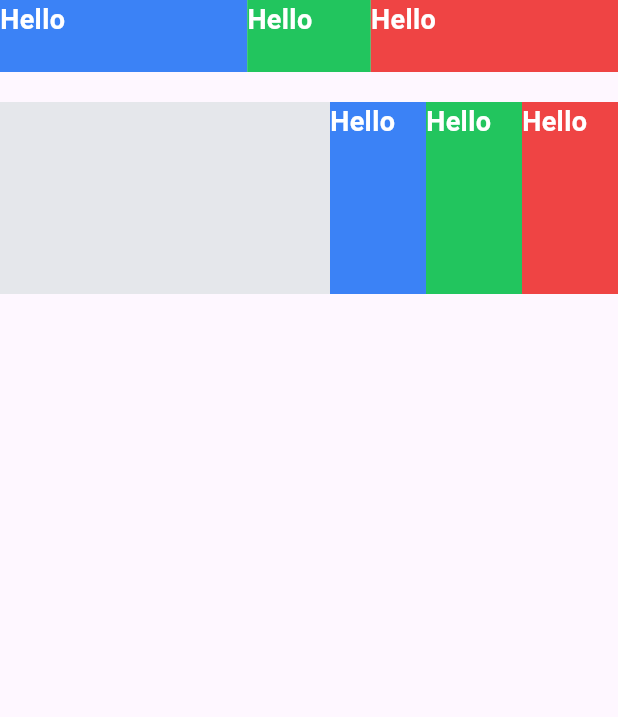
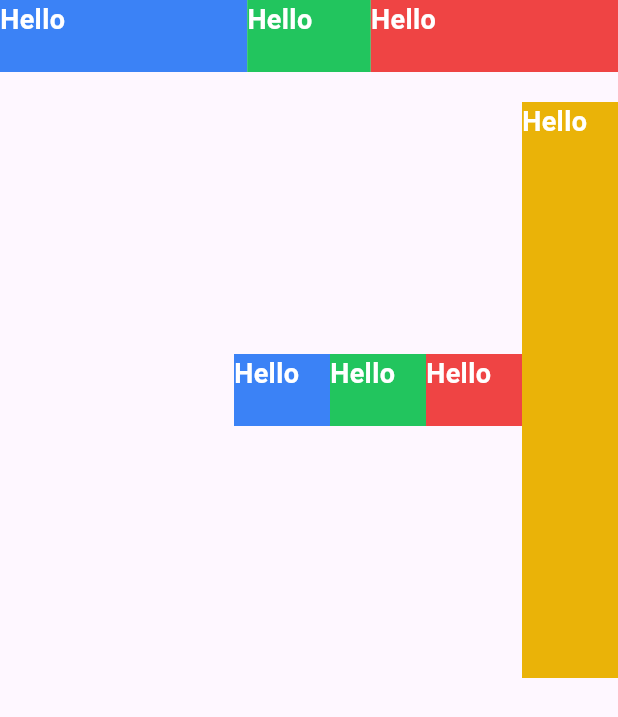
Before and after one commit to MRGRAVITY817/flutterwind, a Flutter app: the screen it shows after launch, on a phone screen of 412 x 824 dp. Shown: the top 717 px of the screen. Run offline on Flutter 3.47's test engine with Material 3 defaults, Android fonts, the phone set to English and light mode, and no system bars.

Commit message:
feat(flexbox_grid): add align self parser

```diff
--- a/example/lib/main.dart
+++ b/example/lib/main.dart
@@ -60,10 +60,8 @@ class MyHomePage extends StatelessWidget {
               ),
             ),
             SizedBox(height: 20),
-            FwContainer(
-              style: "w-full h-32 bg-gray-200",
-              child: FwFlex(
-                style: "flex-row justify-end items-stretch",
+            FwFlex(
+              style: "flex-row h-96 justify-end items-center",
               children: [
                 FwContainer(
                   style: "w-16 h-12 bg-blue-500",
@@ -86,8 +84,14 @@ class MyHomePage extends StatelessWidget {
                     text: "Hello",
                   ),
                 ),
+                FwContainer(
+                  style: "w-16 h-12 bg-yellow-500 self-stretch",
+                  child: FwText(
+                    style: "text-lg text-white font-bold",
+                    text: "Hello",
+                  ),
+                ),
               ],
-              ),
             ),
           ],
         ),
--- a/lib/src/parse_style/parse_style.dart
+++ b/lib/src/parse_style/parse_style.dart
@@ -1,5 +1,6 @@
 import 'package:flutter/widgets.dart';
 import 'package:flutterwind/src/parse_style/flexbox_grid/parse_align_items.dart';
+import 'package:flutterwind/src/parse_style/flexbox_grid/parse_align_self.dart';
 import 'package:flutterwind/src/parse_style/flexbox_grid/parse_flex.dart';
 import 'package:flutterwind/src/parse_style/flexbox_grid/parse_flex_direction.dart';
 import 'package:flutterwind/src/parse_style/flexbox_grid/parse_justify_content.dart';
@@ -64,6 +65,7 @@ Map<String, dynamic> parseStyle(String style, Size size) {
     ...parseFlexDirection(classes),
     ...parseJustifyContent(classes),
     ...parseAlignItems(classes),
+    ...parseAlignSelf(classes),
     // Typography
     ...parseFontSize(classes),
     ...parseFontWeight(classes),
--- a/lib/src/widgets/fw_container.dart
+++ b/lib/src/widgets/fw_container.dart
@@ -21,6 +21,27 @@ class FwContainer extends StatelessWidget {
 
     final containerStyle = FwContainerStyle.from(context, style!);
 
+    if (containerStyle.alignSelf != null) {
+      final Flex? parentFlex = context.findAncestorWidgetOfExactType<Flex>();
+      if (parentFlex != null) {
+        return Flex(
+          direction: parentFlex.direction,
+          textBaseline: TextBaseline.alphabetic,
+          crossAxisAlignment: containerStyle.alignSelf!,
+          children: [
+            Container(
+              height: containerStyle.height,
+              width: containerStyle.width,
+              padding: containerStyle.padding,
+              margin: containerStyle.margin,
+              decoration: containerStyle.decoration,
+              child: child,
+            )
+          ],
+        );
+      }
+    }
+
     return Container(
       height: containerStyle.height,
       width: containerStyle.width,
@@ -38,6 +59,7 @@ class FwContainerStyle {
   final BoxDecoration? decoration;
   final double? height;
   final double? width;
+  final CrossAxisAlignment? alignSelf;
 
   FwContainerStyle({
     this.padding,
@@ -45,6 +67,7 @@ class FwContainerStyle {
     this.decoration,
     this.height,
     this.width,
+    this.alignSelf,
   });
 
   factory FwContainerStyle.from(BuildContext context, String style) {
@@ -100,6 +123,7 @@ class FwContainerStyle {
           bottomLeft: Radius.circular(styleMap['border-radius-bl']),
         ),
       ),
+      alignSelf: styleMap['align-self'],
     );
   }
 }
--- a/lib/src/widgets/fw_flex.dart
+++ b/lib/src/widgets/fw_flex.dart
@@ -28,6 +28,7 @@ class FwFlex extends StatelessWidget {
         textDirection: fwStyle.textDirection ?? TextDirection.ltr,
         verticalDirection: fwStyle.verticalDirection ?? VerticalDirection.down,
         clipBehavior: fwStyle.clipBehavior ?? Clip.none,
+        textBaseline: TextBaseline.alphabetic,
         children: reversedChildren,
       ),
     );
--- a/lib/src/widgets/fw_flexible.dart
+++ b/lib/src/widgets/fw_flexible.dart
@@ -30,9 +30,11 @@ class FwFlexible extends StatelessWidget {
 
 class FwFlexibleStyle {
   final int? flex;
+  final CrossAxisAlignment? alignSelf;
 
   const FwFlexibleStyle({
     this.flex,
+    this.alignSelf,
   });
 
   factory FwFlexibleStyle.from(String style, BuildContext context) {
@@ -40,6 +42,7 @@ class FwFlexibleStyle {
 
     return FwFlexibleStyle(
       flex: styleMap["flex"],
+      alignSelf: styleMap["align-self"],
     );
   }
 }
```
Also changed, not shown: lib/src/parse_style/flexbox_grid/parse_align_self.dart (added, +18 -0 lines), 1 other file. Lines whose indentation alone changed are shown as unchanged.
